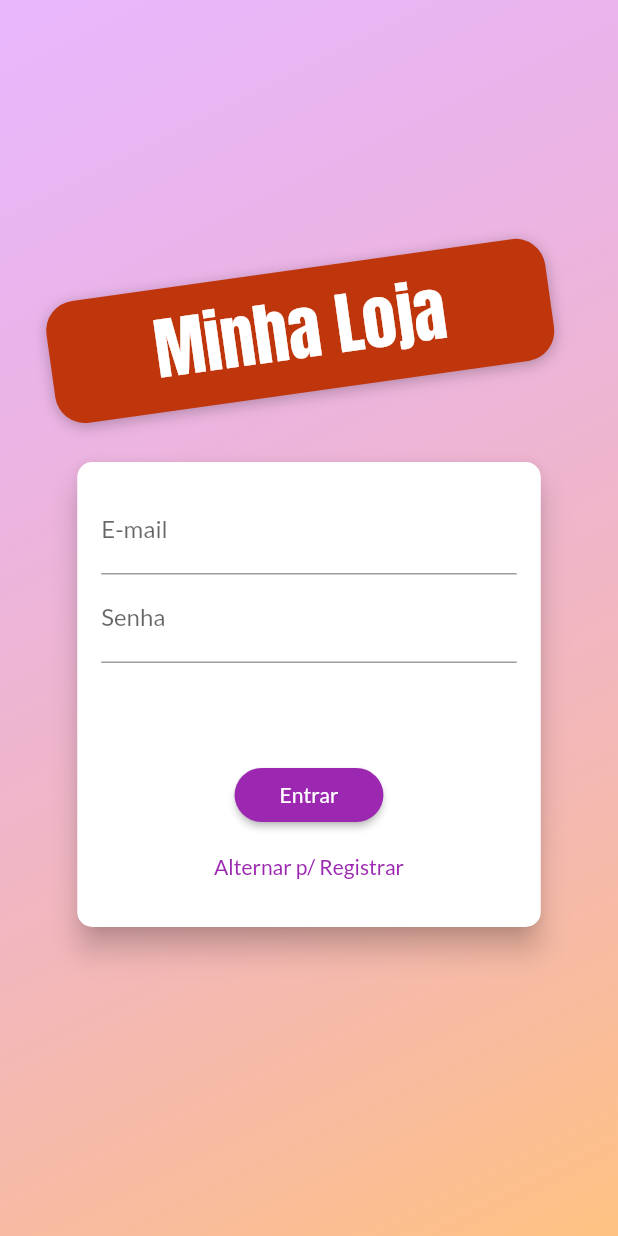
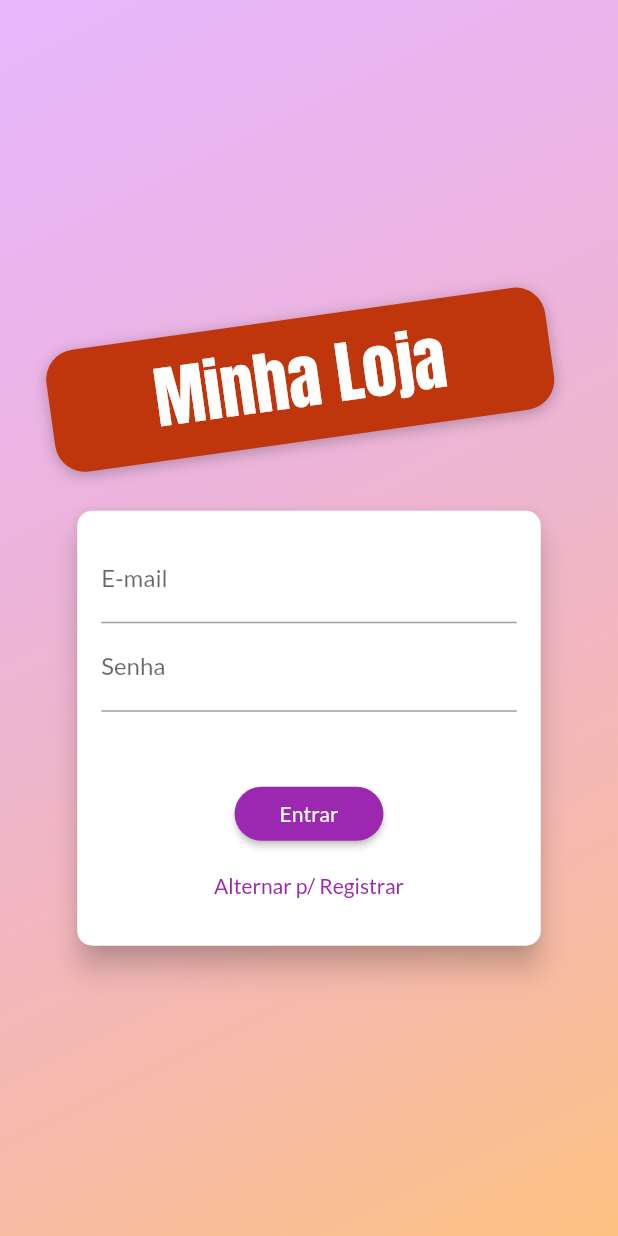
Before and after one commit to dudulacerdadl/Curso-Flutter, a Flutter app: the screen it shows after launch, on a phone screen of 412 x 824 dp. Run offline on Flutter 3.47's test engine with Material 2 defaults, Android fonts, the phone set to English and light mode, and no system bars; our stand-ins replace shared_preferences.

Commit message:
Finalização da aplicação Shop

```diff
--- a/Flutter/Shop/lib/main.dart
+++ b/Flutter/Shop/lib/main.dart
@@ -1,3 +1,4 @@
+import 'package:Shop/utils/custom_route.dart';
 import 'package:Shop/views/products_screen.dart';
 import 'package:flutter/material.dart';
 import 'package:provider/provider.dart';
@@ -51,6 +52,10 @@ class MyApp extends StatelessWidget {
           primarySwatch: Colors.purple,
           accentColor: Colors.deepOrange,
           fontFamily: 'Lato',
+          pageTransitionsTheme: PageTransitionsTheme(builders: {
+            TargetPlatform.android: CustomPageTransitionsBuilder(),
+            TargetPlatform.iOS: CustomPageTransitionsBuilder(),
+          }),
         ),
         routes: {
           AppRoutes.AUTH_HOME: (ctx) => AuthOrHomeScreen(),
--- /dev/null
+++ b/Flutter/Shop/lib/utils/custom_route.dart
@@ -0,0 +1,38 @@
+import 'package:flutter/material.dart';
+
+class CustomRoute<T> extends MaterialPageRoute<T> {
+  CustomRoute({@required WidgetBuilder builder, RouteSettings settings})
+      : super(builder: builder, settings: settings);
+
+  @override
+  Widget buildTransitions(
+    BuildContext context,
+    Animation<double> animation,
+    Animation<double> secondaryAnimation,
+    Widget child,
+  ) {
+    if (settings.name == '/') {
+      return child;
+    }
+    return FadeTransition(
+      opacity: animation,
+      child: child,
+    );
+  }
+}
+
+class CustomPageTransitionsBuilder extends PageTransitionsBuilder {
+  @override
+  Widget buildTransitions<T>(
+    PageRoute<T> route,
+    BuildContext context,
+    Animation<double> animation,
+    Animation<double> secondaryAnimation,
+    Widget child,
+  ) {
+    return FadeTransition(
+      opacity: animation,
+      child: child,
+    );
+  }
+}
--- a/Flutter/Shop/lib/views/auth_screen.dart
+++ b/Flutter/Shop/lib/views/auth_screen.dart
@@ -21,12 +21,15 @@ class AuthScreen extends StatelessWidget {
               ),
             ),
           ),
-          Container(
+          Center(
+            child: SingleChildScrollView(
+              child: Container(
                 width: double.infinity,
                 child: Column(
                   mainAxisAlignment: MainAxisAlignment.center,
                   crossAxisAlignment: CrossAxisAlignment.center,
                   children: <Widget>[
+                    SizedBox(height: 45),
                     Container(
                       margin: EdgeInsets.only(bottom: 20),
                       padding: EdgeInsets.symmetric(
@@ -35,7 +38,8 @@ class AuthScreen extends StatelessWidget {
                       ),
                       // Matrix4 é usado para fazer a inclinação no eixo desejado
                       // Os dois pontos são usados para fazer com que o valor retornado seja o da operação anterior, nesse casom do Matrix4
-                  transform: Matrix4.rotationZ(-8 * pi / 180)..translate(-10.0),
+                      transform: Matrix4.rotationZ(-8 * pi / 180)
+                        ..translate(-10.0),
                       decoration: BoxDecoration(
                         borderRadius: BorderRadius.circular(20),
                         color: Colors.deepOrange.shade900,
@@ -50,7 +54,8 @@ class AuthScreen extends StatelessWidget {
                       child: Text(
                         'Minha Loja',
                         style: TextStyle(
-                      color: Theme.of(context).accentTextTheme.headline6.color,
+                          color:
+                              Theme.of(context).accentTextTheme.headline6.color,
                           fontSize: 45,
                           fontFamily: 'Anton',
                         ),
@@ -60,6 +65,8 @@ class AuthScreen extends StatelessWidget {
                   ],
                 ),
               ),
+            ),
+          ),
         ],
       ),
     );
--- a/Flutter/Shop/lib/widgets/auth_card.dart
+++ b/Flutter/Shop/lib/widgets/auth_card.dart
@@ -10,11 +10,54 @@ class AuthCard extends StatefulWidget {
   _AuthCardState createState() => _AuthCardState();
 }
 
-class _AuthCardState extends State<AuthCard> {
+class _AuthCardState extends State<AuthCard>
+    with SingleTickerProviderStateMixin {
   GlobalKey<FormState> _form = GlobalKey();
   bool _isLoading = false;
   AuthMode _authMode = AuthMode.Login;
   final _passwordController = TextEditingController();
+
+  AnimationController _controller;
+  Animation<double> _opacityAnimation;
+  Animation<Offset> _slideAnimation;
+
+  @override
+  void initState() {
+    super.initState();
+
+    _controller = AnimationController(
+      vsync: this,
+      duration: Duration(
+        milliseconds: 300,
+      ),
+    );
+
+    _opacityAnimation = Tween(
+      begin: 0.0,
+      end: 1.0,
+    ).animate(
+      CurvedAnimation(
+        parent: _controller,
+        curve: Curves.linear,
+      ),
+    );
+
+    _slideAnimation = Tween<Offset>(
+      begin: Offset(0, -1.5),
+      end: Offset(0, 0),
+    ).animate(
+      CurvedAnimation(
+        parent: _controller,
+        curve: Curves.linear,
+      ),
+    );
+  }
+
+  @override
+  void dispose() {
+    super.dispose();
+    _controller.dispose();
+  }
 
   final Map<String, String> _authData = {
     'email': '',
@@ -80,10 +123,12 @@ class _AuthCardState extends State<AuthCard> {
       setState(() {
         _authMode = AuthMode.Signup;
       });
+      _controller.forward();
     } else {
       setState(() {
         _authMode = AuthMode.Login;
       });
+      _controller.reverse();
     }
   }
 
@@ -96,8 +141,11 @@ class _AuthCardState extends State<AuthCard> {
       shape: RoundedRectangleBorder(
         borderRadius: BorderRadius.circular(10),
       ),
-      child: Container(
-        height: _authMode == AuthMode.Login ? 310 : 370,
+      child: AnimatedContainer(
+        duration: Duration(milliseconds: 300),
+        curve: Curves.linear,
+        height: _authMode == AuthMode.Login ? 290 : 371,
+        // height: _heightAnimation.value.height,
         width: deviceSize.width * 0.75,
         padding: EdgeInsets.all(16),
         child: Form(
@@ -129,8 +177,18 @@ class _AuthCardState extends State<AuthCard> {
                 },
                 onSaved: (value) => _authData['password'] = value,
               ),
-              if (_authMode == AuthMode.Signup)
-                TextFormField(
+              AnimatedContainer(
+                constraints: BoxConstraints(
+                  minHeight: _authMode == AuthMode.Signup ? 60 : 0,
+                  maxHeight: _authMode == AuthMode.Signup ? 120 : 0,
+                ),
+                duration: Duration(milliseconds: 300),
+                curve: Curves.linear,
+                child: FadeTransition(
+                  opacity: _opacityAnimation,
+                  child: SlideTransition(
+                    position: _slideAnimation,
+                    child: TextFormField(
                       decoration: InputDecoration(labelText: 'Confirmar Senha'),
                       obscureText: true,
                       validator: _authMode == AuthMode.Signup
@@ -142,6 +200,9 @@ class _AuthCardState extends State<AuthCard> {
                               return null;
                             }
                           : null,
+                    ),
+                  ),
+                ),
               ),
               Spacer(),
               if (_isLoading)
--- a/Flutter/Shop/pubspec.yaml
+++ b/Flutter/Shop/pubspec.yaml
@@ -45,8 +45,8 @@ flutter:
   uses-material-design: true
 
   # To add assets to your application, add an assets section, like this:
-  # assets:
-  #  - images/a_dot_burr.jpeg
+  assets:
+   - assets/images/product-placeholder.png
   #  - images/a_dot_ham.jpeg
 
   # An image asset can refer to one or more resolution-specific "variants", see
```
Also changed, not shown: Flutter/Shop/lib/views/products_detail_screen.dart (+36 -8 lines), Flutter/Shop/lib/widgets/order_widget.dart (+10 -4 lines), Flutter/Shop/lib/widgets/product_grid_item.dart (+7 -3 lines), Flutter/Shop/assets/images/product-placeholder.png (added), Flutter/Shop/pubspec.lock. Lines whose indentation alone changed are shown as unchanged.
